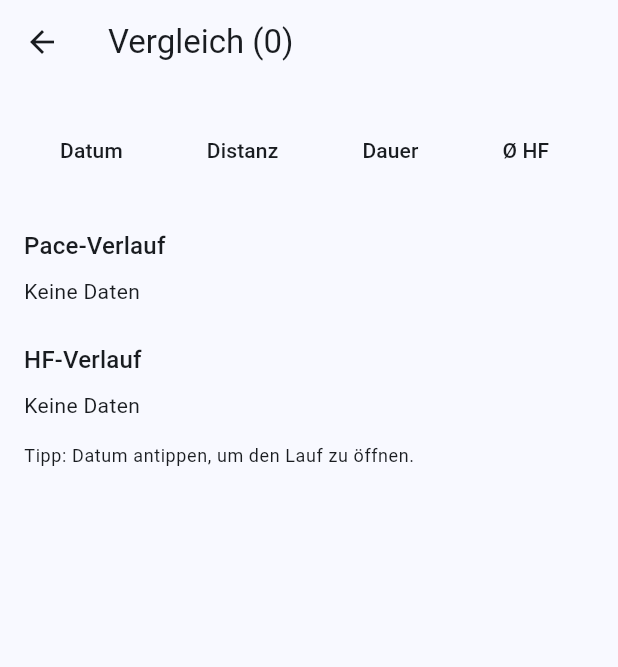
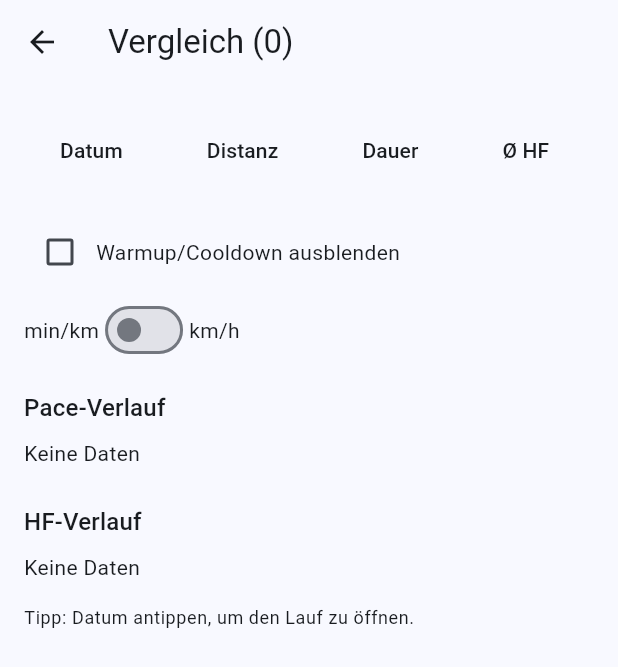
Before and after one commit to kwadde-cmyk/run-aggregator, a Flutter app: the CompareScreen screen opened directly with empty values, on a phone screen of 412 x 824 dp. Shown: the top 667 px of the screen. Run offline on Flutter 3.47's test engine with Material 3 defaults, Android fonts, the phone set to English and light mode, and no system bars; our stand-ins replace fl_chart, flutter_map, flutter_secure_storage, latlong2; missing offline and left inert: flutter_appauth, flutter_inappwebview; accounts and stored records are empty.

Commit message:
Add warmup trim and km/h toggle to comparison charts

```diff
--- a/lib/screens/compare_screen.dart
+++ b/lib/screens/compare_screen.dart
@@ -14,9 +14,11 @@ class CompareScreen extends StatefulWidget {
 
 class _CompareScreenState extends State<CompareScreen> {
   bool _loading = true;
-  final List<List<FlSpot>> _paceSeries = [];
+  final List<List<FlSpot>> _paceSeries = []; // stored as min/km
   final List<List<FlSpot>> _hrSeries = [];
   final List<String> _labels = [];
+  bool _showKmh = false;
+  bool _trimWarmup = false;
 
   static const _colors = [
     Colors.blue,
@@ -33,6 +35,43 @@ class _CompareScreenState extends State<CompareScreen> {
     if (v is num) return v.toDouble();
     if (v is String) return double.tryParse(v);
     return null;
+  }
+
+  (double, double)? _detectMainEffort(List<FlSpot> paceSpots) {
+    if (paceSpots.length < 6) return null;
+    final paces = paceSpots.map((s) => s.y).toList()..sort();
+    final median = paces[paces.length ~/ 2];
+    if (median <= 0) return null;
+    const threshold = 0.18;
+
+    int startIdx = 0;
+    for (var i = 0; i < paceSpots.length - 2; i++) {
+      final a = (paceSpots[i].y - median).abs() / median;
+      final b = (paceSpots[i + 1].y - median).abs() / median;
+      if (a < threshold && b < threshold) {
+        startIdx = i;
+        break;
+      }
+    }
+
+    int endIdx = paceSpots.length - 1;
+    for (var i = paceSpots.length - 1; i > 1; i--) {
+      final a = (paceSpots[i].y - median).abs() / median;
+      final b = (paceSpots[i - 1].y - median).abs() / median;
+      if (a < threshold && b < threshold) {
+        endIdx = i;
+        break;
+      }
+    }
+
+    if (endIdx <= startIdx + 2) return null;
+    return (paceSpots[startIdx].x, paceSpots[endIdx].x);
+  }
+
+  List<FlSpot> _applyTrim(List<FlSpot> spots, (double, double)? window) {
+    if (window == null) return spots;
+    final (s, e) = window;
+    return spots.where((sp) => sp.x >= s && sp.x <= e).toList();
   }
 
   @override
@@ -179,6 +218,28 @@ class _CompareScreenState extends State<CompareScreen> {
     );
   }
 
+  List<List<FlSpot>> get _displayPace {
+    return _paceSeries.map((series) {
+      var spots = series;
+      if (_trimWarmup) {
+        final window = _detectMainEffort(spots);
+        spots = _applyTrim(spots, window);
+      }
+      if (_showKmh) {
+        spots = spots.map((s) => FlSpot(s.x, s.y > 0 ? 60.0 / s.y : 0)).toList();
+      }
+      return spots;
+    }).toList();
+  }
+
+  List<List<FlSpot>> get _displayHr {
+    if (!_trimWarmup) return _hrSeries;
+    return List.generate(_hrSeries.length, (i) {
+      final window = _detectMainEffort(_paceSeries[i]);
+      return _applyTrim(_hrSeries[i], window);
+    });
+  }
+
   @override
   Widget build(BuildContext context) {
     return Scaffold(
@@ -245,14 +306,43 @@ class _CompareScreenState extends State<CompareScreen> {
                     }).toList(),
                   ),
                 ),
-                const SizedBox(height: 24),
-                Text('Pace-Verlauf', style: Theme.of(context).textTheme.titleMedium),
+                const SizedBox(height: 16),
+                Wrap(
+                  spacing: 8,
+                  runSpacing: 4,
+                  crossAxisAlignment: WrapCrossAlignment.center,
+                  children: [
+                    Row(
+                      mainAxisSize: MainAxisSize.min,
+                      children: [
+                        Checkbox(
+                          value: _trimWarmup,
+                          onChanged: (v) => setState(() => _trimWarmup = v ?? false),
+                        ),
+                        const Text('Warmup/Cooldown ausblenden'),
+                      ],
+                    ),
+                    Row(
+                      mainAxisSize: MainAxisSize.min,
+                      children: [
+                        const Text('min/km'),
+                        Switch(
+                          value: _showKmh,
+                          onChanged: (v) => setState(() => _showKmh = v),
+                        ),
+                        const Text('km/h'),
+                      ],
+                    ),
+                  ],
+                ),
+                const SizedBox(height: 16),
+                Text(_showKmh ? 'Geschwindigkeit' : 'Pace-Verlauf', style: Theme.of(context).textTheme.titleMedium),
                 const SizedBox(height: 8),
-                _buildOverlayChart(_paceSeries, 'min/km'),
+                _buildOverlayChart(_displayPace, _showKmh ? 'km/h' : 'min/km'),
                 const SizedBox(height: 24),
                 Text('HF-Verlauf', style: Theme.of(context).textTheme.titleMedium),
                 const SizedBox(height: 8),
-                _buildOverlayChart(_hrSeries, 'bpm', isHr: true),
+                _buildOverlayChart(_displayHr, 'bpm', isHr: true),
                 const SizedBox(height: 16),
                 Text('Tipp: Datum antippen, um den Lauf zu öffnen.',
                     style: Theme.of(context).textTheme.bodySmall),
```
